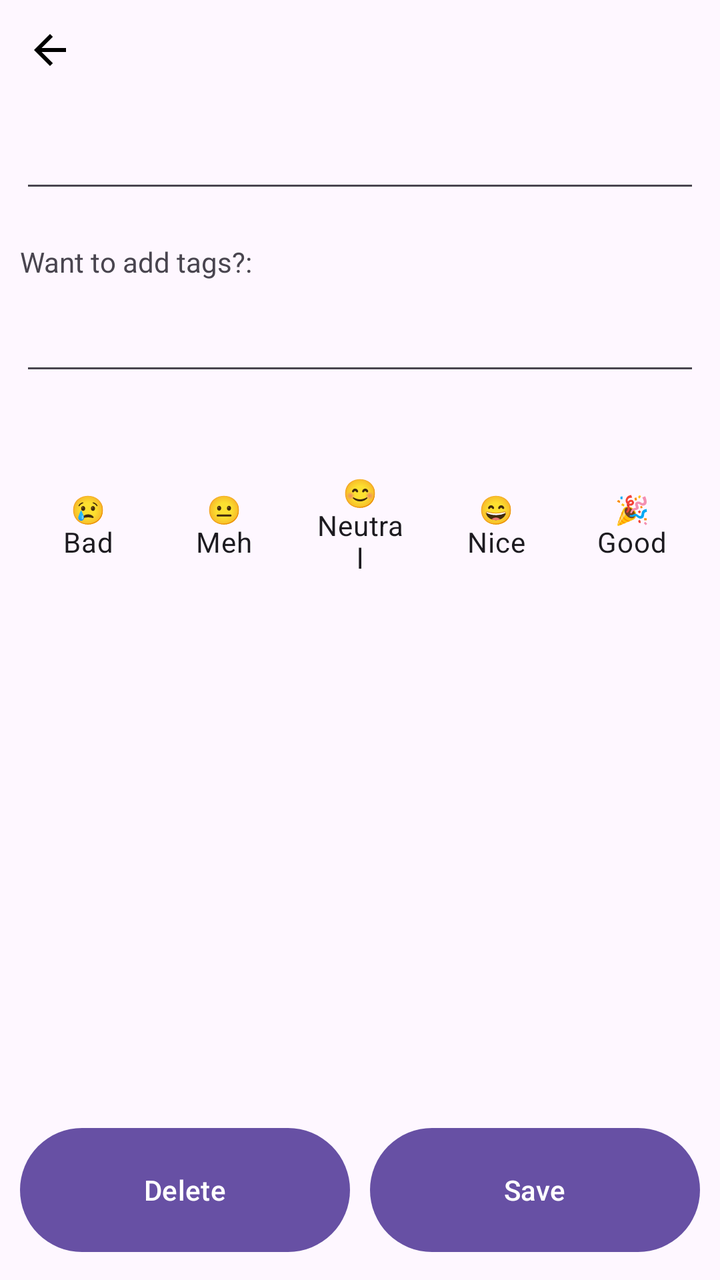
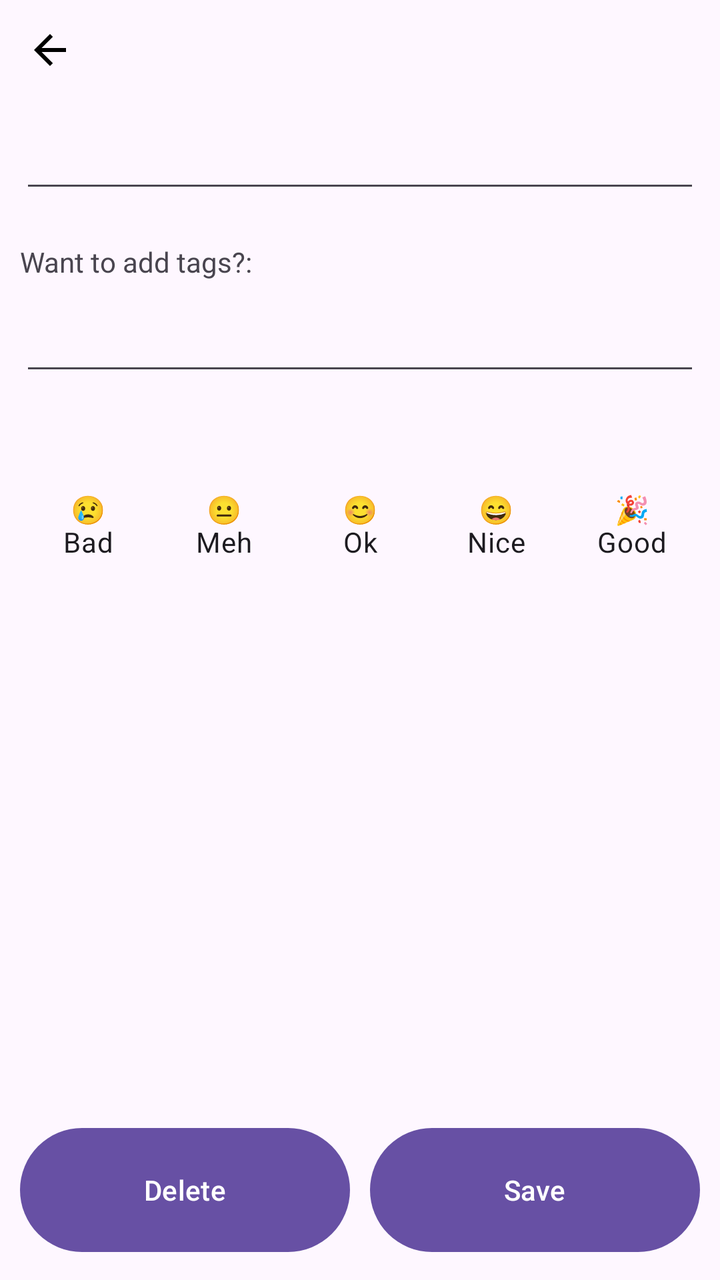

An Android layout rendered at two revisions. The XML below is the earlier revision; the diff shows what the commit changed to produce the second picture.
<!-- AndroidManifest.xml: application theme Theme.ProgectMood -->
<!-- res/layout/activity_log_mood.xml -->
<?xml version="1.0" encoding="utf-8"?>
<androidx.constraintlayout.widget.ConstraintLayout xmlns:android="http://schemas.android.com/apk/res/android"
    xmlns:app="http://schemas.android.com/apk/res-auto"
    xmlns:tools="http://schemas.android.com/tools"
    android:id="@+id/main"
    android:layout_width="match_parent"
    android:layout_height="match_parent"
    tools:context=".createTaskActivity"
    android:layout_marginTop="20dp"
    android:padding="10dp">

    <ImageButton
        android:id="@+id/back_arrow"
        android:layout_width="wrap_content"
        android:layout_height="wrap_content"
        android:background="@android:color/transparent"
        android:minWidth="30dp"
        android:minHeight="30dp"
        android:src="@drawable/ic_arrow_back"
        app:layout_constraintStart_toStartOf="parent"
        app:layout_constraintTop_toTopOf="parent" />

    <EditText
        android:id="@+id/note_text"
        android:layout_width="match_parent"
        android:layout_height="wrap_content"
        app:layout_constraintEnd_toEndOf="parent"
        app:layout_constraintStart_toStartOf="parent"
        app:layout_constraintTop_toBottomOf="@+id/back_arrow"
        android:layout_marginTop="20dp"
        />

    <TextView
        android:id="@+id/tags_question"
        android:layout_width="match_parent"
        android:layout_height="30dp"
        android:layout_marginTop="20dp"
        android:text="Want to add tags?:"
        app:layout_constraintEnd_toEndOf="parent"
        app:layout_constraintStart_toStartOf="parent"
        app:layout_constraintTop_toBottomOf="@+id/note_text" />

    <EditText
        android:id="@+id/tags"
        android:layout_width="match_parent"
        android:layout_height="wrap_content"
        app:layout_constraintEnd_toEndOf="parent"
        app:layout_constraintStart_toStartOf="parent"
        app:layout_constraintTop_toBottomOf="@+id/tags_question"
        />

    <RadioGroup
        android:id="@+id/emotions_group"
        android:layout_width="match_parent"
        android:layout_height="100dp"
        app:layout_constraintEnd_toEndOf="parent"
        app:layout_constraintStart_toStartOf="parent"
        app:layout_constraintTop_toBottomOf="@+id/tags"
        android:layout_marginTop="20dp"
        android:orientation="horizontal"
        >

        <RadioButton
            android:id="@+id/emotion1"
            android:layout_width="0dp"
            android:layout_height="match_parent"
            android:layout_weight="1"
            android:text="😢\nBad"
            android:gravity="center"
            android:button="@null"
            android:padding="12dp"
            android:textAlignment="center" />

        <RadioButton
            android:id="@+id/emotion2"
            android:layout_width="0dp"
            android:layout_height="match_parent"
            android:layout_weight="1"
            android:text="😐\nMeh"
            android:gravity="center"
            android:button="@null"
            android:padding="12dp"
            android:textAlignment="center" />

        <RadioButton
            android:id="@+id/emotion3"
            android:layout_width="0dp"
            android:layout_height="match_parent"
            android:layout_weight="1"
            android:text="😊\nNeutral"
            android:gravity="center"
            android:button="@null"
            android:padding="12dp"
            android:textAlignment="center" />

        <RadioButton
            android:id="@+id/emotion4"
            android:layout_width="0dp"
            android:layout_height="match_parent"
            android:layout_weight="1"
            android:text="😄\nNice"
            android:gravity="center"
            android:button="@null"
            android:padding="12dp"
            android:textAlignment="center" />

        <RadioButton
            android:id="@+id/emotion5"
            android:layout_width="0dp"
            android:layout_height="match_parent"
            android:layout_weight="1"
            android:text="🎉\nGood"
            android:gravity="center"
            android:button="@null"
            android:padding="12dp"
            android:textAlignment="center" />


    </RadioGroup>


    <LinearLayout
        android:id="@+id/buttons_del_save_mood"
        app:layout_constraintEnd_toEndOf="parent"
        app:layout_constraintStart_toStartOf="parent"
        app:layout_constraintBottom_toBottomOf="parent"
        android:layout_width="match_parent"
        android:layout_height="70dp"
        android:orientation="horizontal">

        <Button
            android:id="@+id/button_del_mood"
            android:layout_width="match_parent"
            android:layout_height="70dp"
            android:layout_weight="1"
            android:layout_marginEnd="5dp"
            android:text="Delete"/>

        <Button
            android:id="@+id/button_save_mood"
            android:layout_width="match_parent"
            android:layout_height="70dp"
            android:layout_weight="1"
            android:layout_marginStart="5dp"
            android:text="Save"/>

    </LinearLayout>
</androidx.constraintlayout.widget.ConstraintLayout>
<!-- resources referenced by this layout -->
<resources>
  <!-- drawable ic_arrow_back (drawable) -->
  <vector xmlns:android="http://schemas.android.com/apk/res/android" android:autoMirrored="true" android:height="24dp" android:tint="#000000" android:viewportHeight="960" android:viewportWidth="960" android:width="24dp">
        
      <path android:fillColor="@android:color/white" android:pathData="M313,520L537,744L480,800L160,480L480,160L537,216L313,440L800,440L800,520L313,520Z"/>
      
  </vector>
  <style name="Theme.ProgectMood" parent="Base.Theme.ProgectMood" />
  <style name="Base.Theme.ProgectMood" parent="Theme.Material3.DayNight.NoActionBar">
          
          
      </style>
</resources>

<!-- the commit's change to res/layout/activity_log_mood.xml (unified diff, before → after) -->
@@ -5,7 +5,7 @@
     android:id="@+id/main"
     android:layout_width="match_parent"
     android:layout_height="match_parent"
-    tools:context=".createTaskActivity"
+    tools:context=".CreateTaskActivity"
     android:layout_marginTop="20dp"
     android:padding="10dp">
 
@@ -61,7 +61,7 @@
         >
 
         <RadioButton
-            android:id="@+id/emotion1"
+            android:id="@+id/emotion_bad"
             android:layout_width="0dp"
             android:layout_height="match_parent"
             android:layout_weight="1"
@@ -72,7 +72,7 @@
             android:textAlignment="center" />
 
         <RadioButton
-            android:id="@+id/emotion2"
+            android:id="@+id/emotion_meh"
             android:layout_width="0dp"
             android:layout_height="match_parent"
             android:layout_weight="1"
@@ -83,18 +83,18 @@
             android:textAlignment="center" />
 
         <RadioButton
-            android:id="@+id/emotion3"
+            android:id="@+id/emotion_ok"
             android:layout_width="0dp"
             android:layout_height="match_parent"
             android:layout_weight="1"
-            android:text="😊\nNeutral"
+            android:text="😊\nOk"
             android:gravity="center"
             android:button="@null"
             android:padding="12dp"
             android:textAlignment="center" />
 
         <RadioButton
-            android:id="@+id/emotion4"
+            android:id="@+id/emotion_nice"
             android:layout_width="0dp"
             android:layout_height="match_parent"
             android:layout_weight="1"
@@ -105,7 +105,7 @@
             android:textAlignment="center" />
 
         <RadioButton
-            android:id="@+id/emotion5"
+            android:id="@+id/emotion_good"
             android:layout_width="0dp"
             android:layout_height="match_parent"
             android:layout_weight="1"
